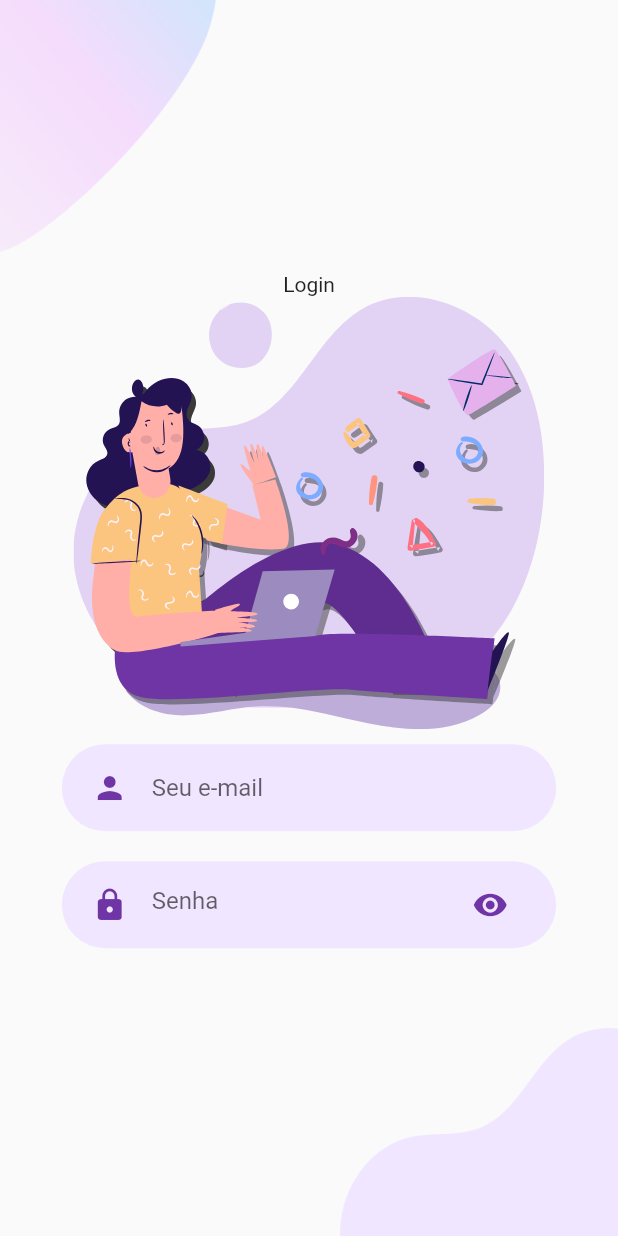
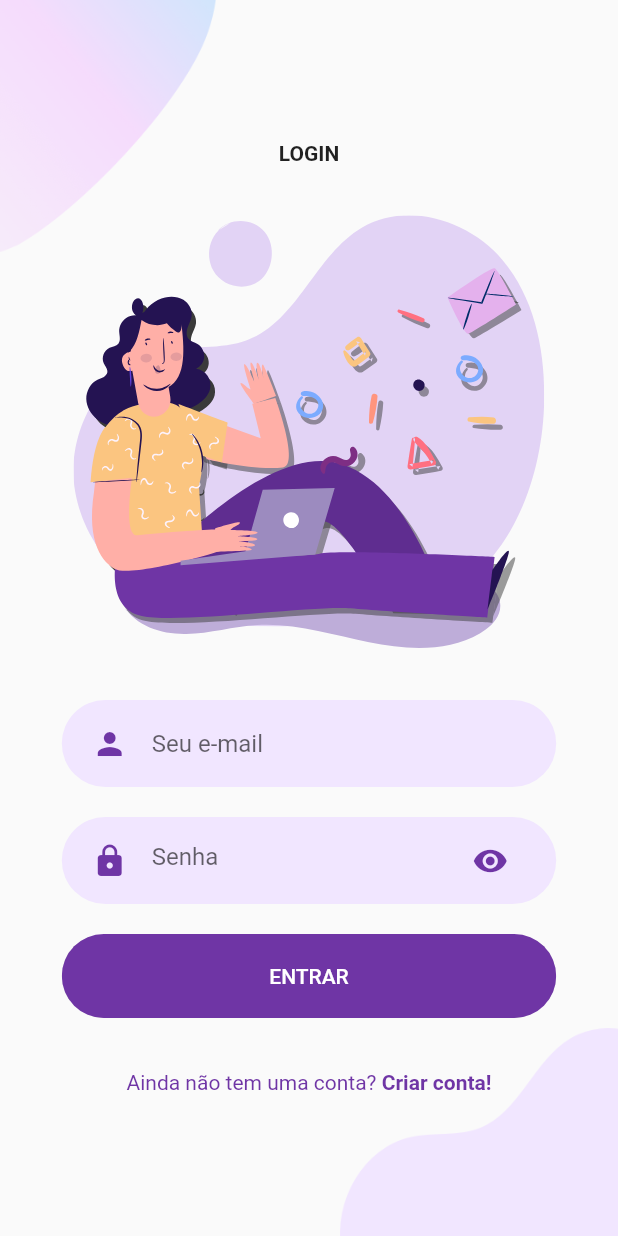
Before and after one commit to Felipeguisc/quifsc_project, a Flutter app: the screen it shows after launch, after a tap on "Login", on a phone screen of 412 x 824 dp. Run offline on Flutter 3.47's test engine with Material 2 defaults, Android fonts, the phone set to English and light mode, and no system bars; our stand-ins replace flutter_svg.

Commit message:
Add Signup Screen

```diff
--- /dev/null
+++ b/lib/components/already_have_an_account_check.dart
@@ -0,0 +1,34 @@
+import 'package:flutter/material.dart';
+
+import '../constants.dart';
+
+class AlreadyHaveAnAccountCheck extends StatelessWidget {
+  final bool login;
+  final Function() onPress;
+
+  const AlreadyHaveAnAccountCheck({
+    Key? key,
+    this.login = true,
+    required this.onPress,
+  }) : super(key: key);
+
+  @override
+  Widget build(BuildContext context) {
+    return Row(
+      mainAxisAlignment: MainAxisAlignment.center,
+      children: [
+        Text(
+          login ? "Ainda não tem uma conta? " : "Já tem uma conta? ",
+          style: TextStyle(color: kPrimaryColor),
+        ),
+        GestureDetector(
+            onTap: onPress,
+            child: Text(
+              login ? "Criar conta!" : "Entrar!",
+              style:
+                  TextStyle(color: kPrimaryColor, fontWeight: FontWeight.bold),
+            )),
+      ],
+    );
+  }
+}
--- a/lib/components/rounded_text_input.dart
+++ b/lib/components/rounded_text_input.dart
@@ -33,7 +33,12 @@ class RoundedTextInput extends StatelessWidget {
 }
 
 class RoundedPasswordInput extends StatelessWidget {
-  const RoundedPasswordInput({Key? key}) : super(key: key);
+  final ValueChanged<String> onChanged;
+
+  const RoundedPasswordInput({
+    Key? key,
+    required this.onChanged,
+  }) : super(key: key);
 
   @override
   Widget build(BuildContext context) {
--- a/lib/screens/login/login.dart
+++ b/lib/screens/login/login.dart
@@ -1,9 +1,12 @@
 import 'dart:ui';
 
+import 'package:login_project/components/rounded_button.dart';
 import 'package:login_project/components/rounded_text_input.dart';
-import 'package:login_project/constants.dart';
 import 'package:flutter/material.dart';
 import 'package:flutter_svg/svg.dart';
+
+import '../../components/already_have_an_account_check.dart';
+import '../signup/signup.dart';
 
 class LoginScreen extends StatelessWidget {
   const LoginScreen({Key? key}) : super(key: key);
@@ -29,13 +32,38 @@ class Body extends StatelessWidget {
         child: Column(
           mainAxisAlignment: MainAxisAlignment.center,
           children: [
-            Text("Login"),
+            Text(
+              "LOGIN",
+              style: TextStyle(fontWeight: FontWeight.bold),
+            ),
+            SizedBox(
+              height: size.height * 0.04,
+            ),
             SvgPicture.asset(
               "assets/icons/login.svg",
               height: size.height * 0.35,
             ),
-            RoundedTextInput(hintText: "Seu e-mail", onChanged: (value) {},),
-            RoundedPasswordInput(),
+            SizedBox(
+              height: size.height * 0.03,
+            ),
+            RoundedTextInput(
+              hintText: "Seu e-mail",
+              onChanged: (value) {},
+            ),
+            RoundedPasswordInput(
+              onChanged: (value) {},
+            ),
+            RoundedButton(text: "ENTRAR", onPress: () {}),
+            SizedBox(
+              height: size.height * 0.03,
+            ),
+            AlreadyHaveAnAccountCheck(
+              onPress: () {
+                Navigator.push(context, MaterialPageRoute(builder: (context) {
+                  return SignUpScreen();
+                }));
+              },
+            ),
           ],
         ),
       ),
--- a/lib/screens/welcome/welcome.dart
+++ b/lib/screens/welcome/welcome.dart
@@ -1,4 +1,3 @@
-
 import 'dart:ui';
 
 import 'package:login_project/components/rounded_button.dart';
@@ -6,6 +5,7 @@ import 'package:login_project/constants.dart';
 import 'package:login_project/screens/login/login.dart';
 import 'package:flutter/material.dart';
 import 'package:flutter_svg/svg.dart';
+import 'package:login_project/screens/signup/signup.dart';
 
 class WelcomeScreen extends StatelessWidget {
   const WelcomeScreen({Key? key}) : super(key: key);
@@ -50,8 +50,12 @@ class Body extends StatelessWidget {
                 }));
               }),
           RoundedButton(
-            text: "Login",
-            onPress: () {},
+            text: "Criar Conta",
+            onPress: () {
+              Navigator.push(context, MaterialPageRoute(builder: (context) {
+                return SignUpScreen();
+              }));
+            },
             color: kPrimaryLightColor,
             textColor: Colors.black,
           ),
```
Also changed, not shown: lib/components/or_divider.dart (added, +50 -0 lines), lib/screens/signup/signup.dart (added, +155 -0 lines).
